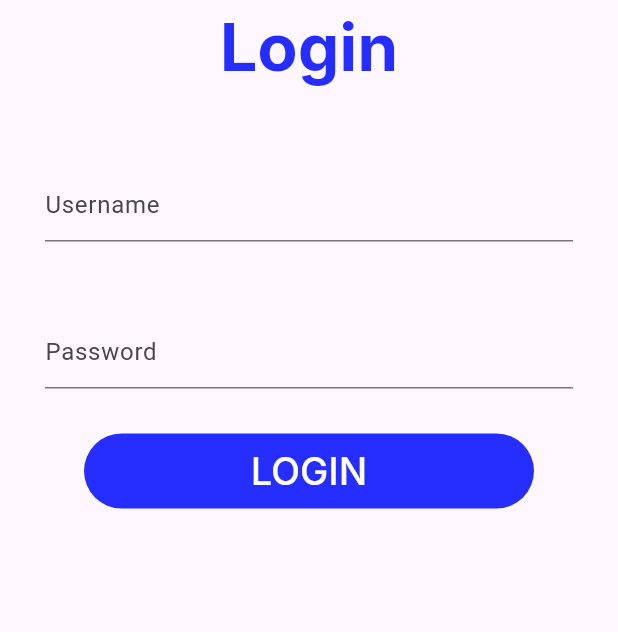
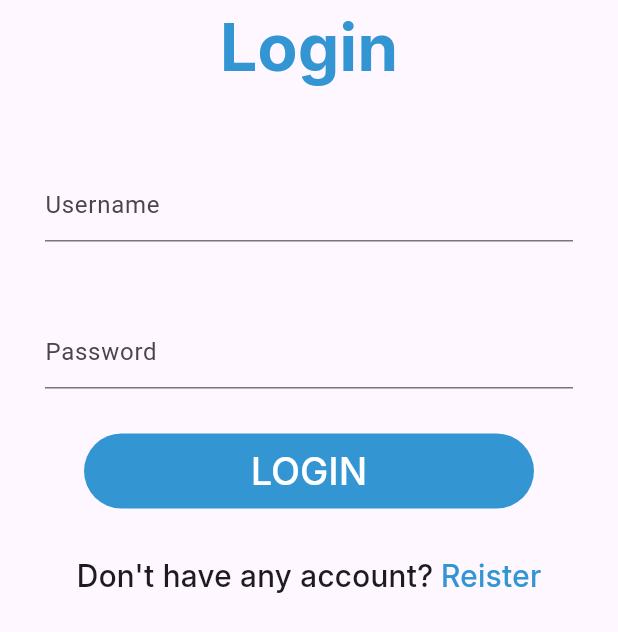
Before and after one commit to PGPrince/log_in_page, a Flutter app: the screen it shows after launch, on a phone screen of 412 x 824 dp. Shown: the top 632 px of the screen. Run offline on Flutter 3.47's test engine with Material 3 defaults, Android fonts, the phone set to English and light mode, and no system bars.

Commit message:
log_in_page

```diff
--- a/lib/main.dart
+++ b/lib/main.dart
@@ -21,7 +21,7 @@ class MyApp extends StatelessWidget {
                   style: TextStyle(
                     fontSize: 44,
                     fontFamily: 'Inter-Bold',
-                    color: Color(0xff252EFF),
+                    color: Color(0xff3396D3),
                   ),
                 ),
               ),
@@ -35,7 +35,7 @@ class MyApp extends StatelessWidget {
                     hintText: 'Username',
                     focusedBorder: OutlineInputBorder(
                       borderSide: BorderSide(
-                        color: Color(0xff6066FF),),
+                        color: Color(0xff3396D3),),
                         borderRadius: BorderRadius.circular(30),
                     ),
                   ),
@@ -50,7 +50,7 @@ class MyApp extends StatelessWidget {
                   decoration: InputDecoration(
                     hintText: 'Password',
                     focusedBorder: OutlineInputBorder(
-                      borderSide: BorderSide(color: Color(0xff6066FF)),
+                      borderSide: BorderSide(color: Color(0xff3396D3)),
                       borderRadius: BorderRadius.circular(30),
                     ),
                   ),
@@ -63,7 +63,7 @@ class MyApp extends StatelessWidget {
                 height: 50,
                 width: 300,
                 decoration: BoxDecoration(
-                  color: Color(0xff252EFF),
+                  color: Color(0xff3396D3),
                   borderRadius: BorderRadius.circular(30),
                 ),
                 child: Center(
@@ -77,6 +77,32 @@ class MyApp extends StatelessWidget {
                   ),
                 ),
               ),
+              SizedBox(
+                height: 30,
+              ),
+              Row(
+                mainAxisAlignment: MainAxisAlignment.center,
+                children: [
+                  Text(
+                    "Don't have any account?",
+                    style: TextStyle(
+                      fontSize: 20,
+                      fontFamily: 'Inter-Medium',
+                    ),
+                  ),
+                  SizedBox(
+                    width: 5,
+                  ),
+                  Text(
+                    'Reister',
+                    style: TextStyle(
+                      fontSize: 20,
+                      fontFamily: 'Inter-Medium',
+                      color: Color(0xff3396D3),
+                    ),
+                  ),
+                ],
+              ),
             ],
           ),
         ),
```
